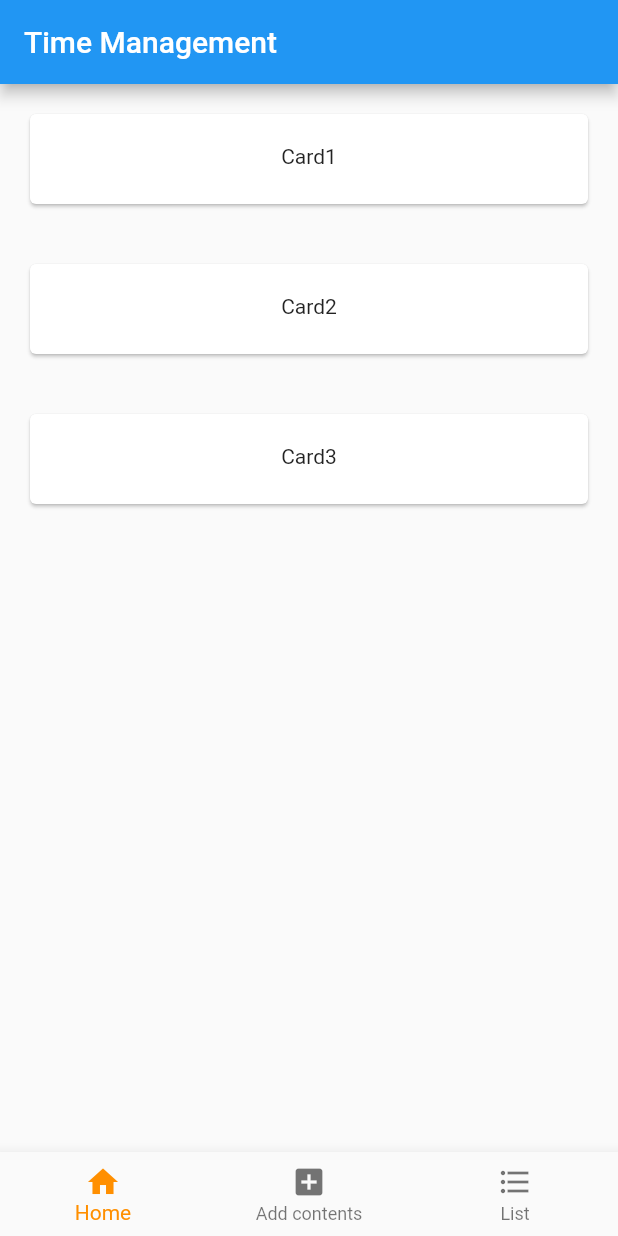
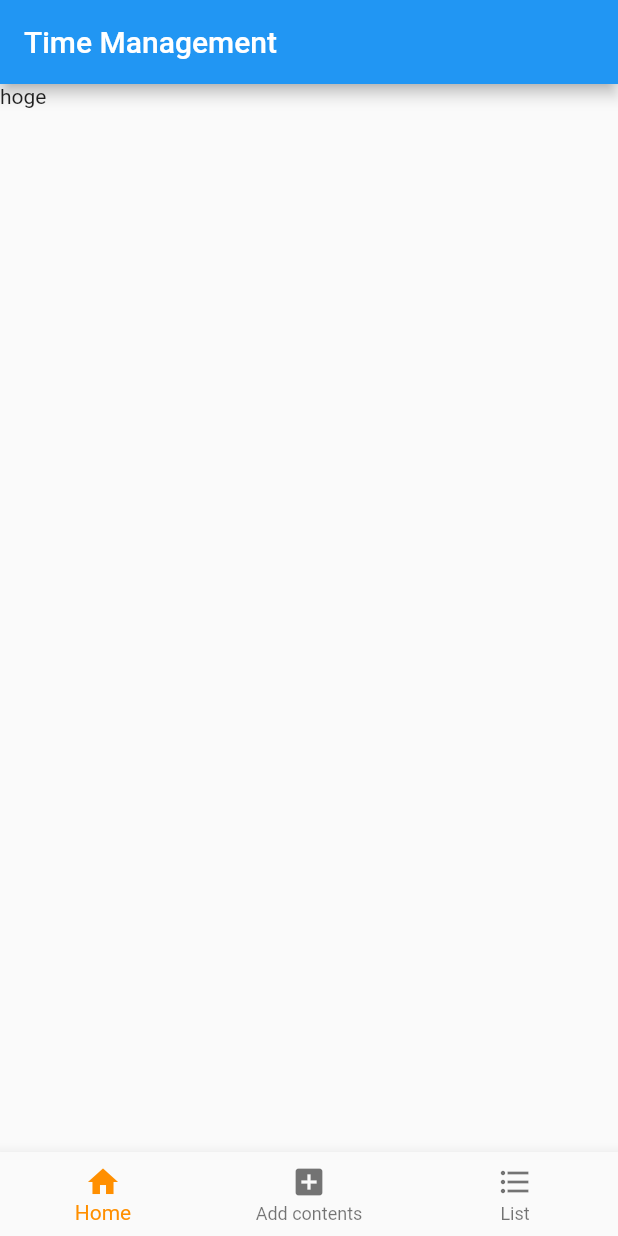
Before and after one commit to MionAoki/mgmt_app, a Flutter app: the screen it shows after launch, on a phone screen of 412 x 824 dp. Run offline on Flutter 3.47's test engine with Material 2 defaults, Android fonts, the phone set to English and light mode, and no system bars; our stand-ins replace flutter_datetime_picker, sqflite; accounts and stored records are empty.

Commit message:
change pages

```diff
--- a/lib/main.dart
+++ b/lib/main.dart
@@ -1,7 +1,7 @@
 import 'package:flutter/material.dart';
 import 'mainpage.dart';
-import 'sample1.dart';
-import 'sample2.dart';
+import 'page1.dart';
+import 'page2.dart';
 //import '/widgets/BottomNavi.dart';
 
 
@@ -14,6 +14,12 @@ class MyApp extends StatelessWidget{
   Widget build(BuildContext context){
     return MaterialApp(
       home:Home(),
+      routes: {
+        '/home':(context) => Home(),
+        '/main' : (context) => MainPage(),
+        '/page1' : (context) => AddText(),
+        '/page2' : (context) => Page2(),
+      }
     );
   }
 }
@@ -35,11 +41,10 @@ class _HomeState extends State<Home>{
     //初期ページ
     MainPage(),
     // ページ1の画面
-    Sample1(),
+    Page1(),
     // ページ2の画面
-    Sample2(),
+    Page2(),
   ];
-
 
   @override
   Widget build(BuildContext context){
--- a/lib/mainpage.dart
+++ b/lib/mainpage.dart
@@ -1,56 +1,24 @@
 
 import 'package:flutter/material.dart';
 import 'main.dart';
+import 'page1.dart';
 
 class MainPage extends StatefulWidget{
+    String argument;
+    MainPage([this.argument='hoge']);
+
     @override
     _MainPageState createState() => _MainPageState();
 }
 
 class _MainPageState extends State<MainPage>{
-
     @override
     Widget build(BuildContext context) {
-    return MaterialApp(
-      home: Scaffold(
+        return Scaffold(
             appBar:AppBar(
                 title:Text('Time Management'),
             ),
-
-          //contents
-        body:Center(
-            child:ListView(
-                children:<Widget>[
-                    Card(
-                        margin:const EdgeInsets.all(20),
-                        child:Container(
-                            padding:const EdgeInsets.all(20),
-                            height: 60,
-                            child: Text('Card1', textAlign: TextAlign.center,),
-                        ),
-                    ),
-
-                    Card(
-                        margin:const EdgeInsets.all(20),
-                        child:Container(
-                            padding:const EdgeInsets.all(20),
-                            height: 60,
-                            child: Text('Card2', textAlign: TextAlign.center,),
-                        ),
-                    ),
-
-                    Card(
-                        margin:const EdgeInsets.all(20),
-                        child:Container(
-                            padding:const EdgeInsets.all(20),
-                            height: 60,
-                            child: Text('Card3', textAlign: TextAlign.center,),
-                        ),
-                    ),
-                ]
-            ),
-        ),
-      ),
-    );
+            body:Text(widget.argument),
+        );//Scaffold
     }
 }
--- a/lib/sample2.dart
+++ b/lib/page2.dart
@@ -2,19 +2,18 @@
 import 'package:flutter/material.dart';
 import 'main.dart';
 
-class Sample2 extends StatefulWidget{
+class Page2 extends StatefulWidget{
   @override
-  _Sample2State createState() => _Sample2State();
+  _Page2State createState() => _Page2State();
 }
 
-class _Sample2State extends State<Sample2>{
+class _Page2State extends State<Page2>{
 
   int count = 0;
 
   @override
   Widget build(BuildContext context) {
-    return MaterialApp(
-      home: Scaffold(
+    return Scaffold(
         appBar: AppBar(
           title: Text('Sample page 2'),
         ),
@@ -46,7 +45,6 @@ class _Sample2State extends State<Sample2>{
             ),
           ]
         ),
-      ),
     );
   }
 }
```
Also changed, not shown: lib/page1.dart (renamed from lib/sample1.dart, +15 -11 lines). Lines whose indentation alone changed are shown as unchanged.
